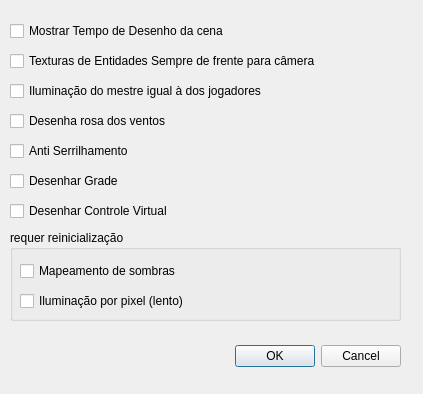
Above: ifg/qt/ui/opcoes.ui from matferib/tabuleiro-virtual before the change. Below: the same form after it.
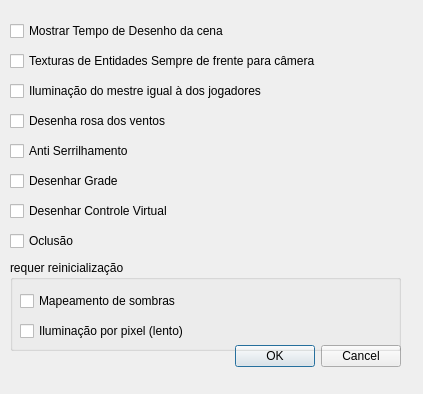
That is the form after the change.

Commit message: oclusao nas opcoes, largura e altura de textura nas entidades

Diff of the .ui file:
```diff
--- a/ifg/qt/ui/opcoes.ui
+++ b/ifg/qt/ui/opcoes.ui
@@ -124,7 +124,7 @@
    <property name="geometry">
     <rect>
      <x>10</x>
-     <y>230</y>
+     <y>260</y>
      <width>391</width>
      <height>91</height>
     </rect>
@@ -159,6 +159,19 @@
     </property>
    </widget>
   </widget>
+  <widget class="QCheckBox" name="checkbox_mapeamento_oclusao">
+   <property name="geometry">
+    <rect>
+     <x>10</x>
+     <y>230</y>
+     <width>271</width>
+     <height>22</height>
+    </rect>
+   </property>
+   <property name="text">
+    <string>Oclusão</string>
+   </property>
+  </widget>
  </widget>
  <resources/>
  <connections>
```
The commit also changes 4 other files.
